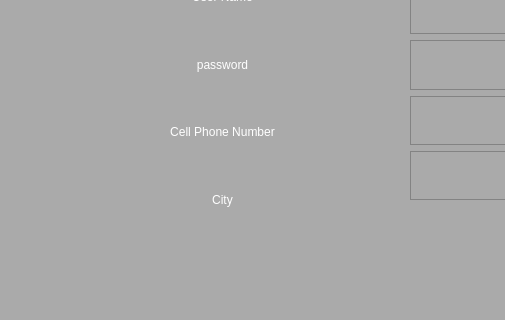
This is Project_Ap/signupcustomer.ui in AP-projects-4001/metagoofill as Qt 5 draws it before an edit; both pictures show x 0 to 505 and y 401 to 721 of the 1200 by 721 pixel window. The edited form follows.
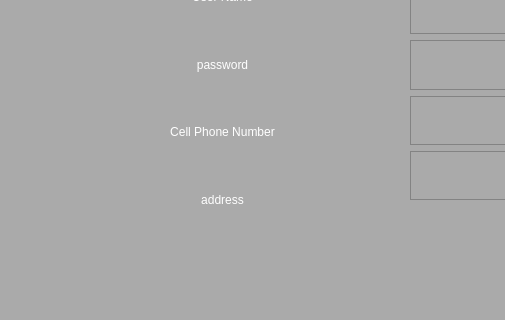
This is the edited form.

Patch:
```diff
--- a/Project_Ap/signupcustomer.ui
+++ b/Project_Ap/signupcustomer.ui
@@ -216,7 +216,7 @@
 color: rgb(255, 255, 255);</string>
       </property>
       <property name="text">
-       <string>City</string>
+       <string>address</string>
       </property>
       <property name="alignment">
        <set>Qt::AlignCenter</set>
```
